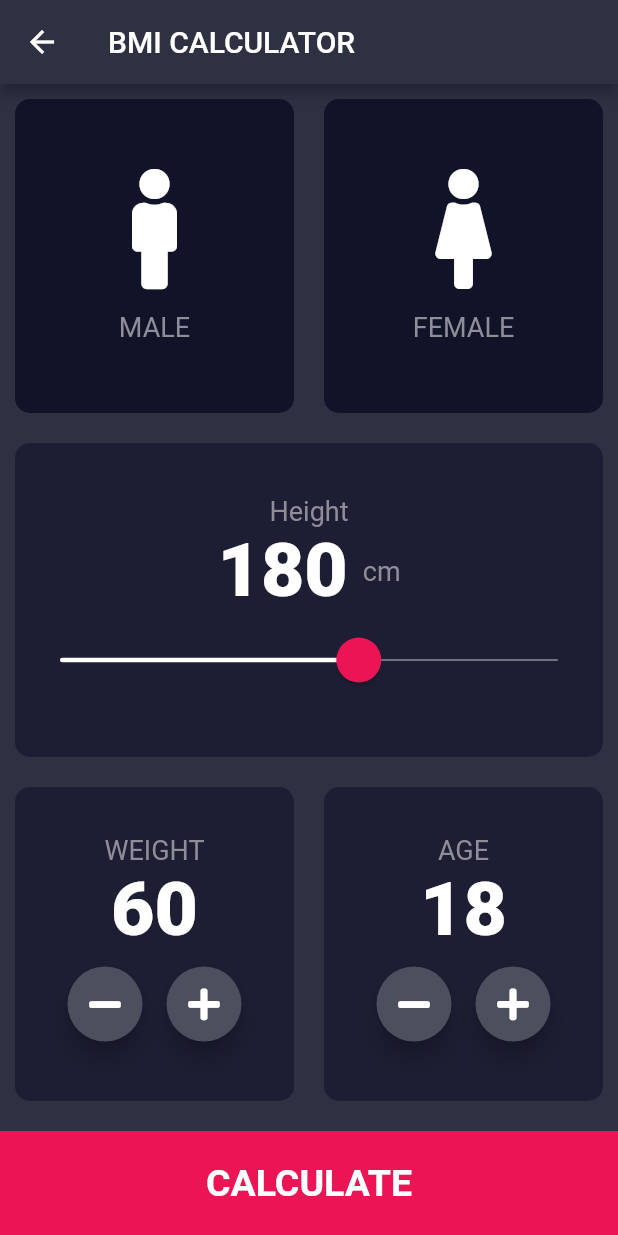
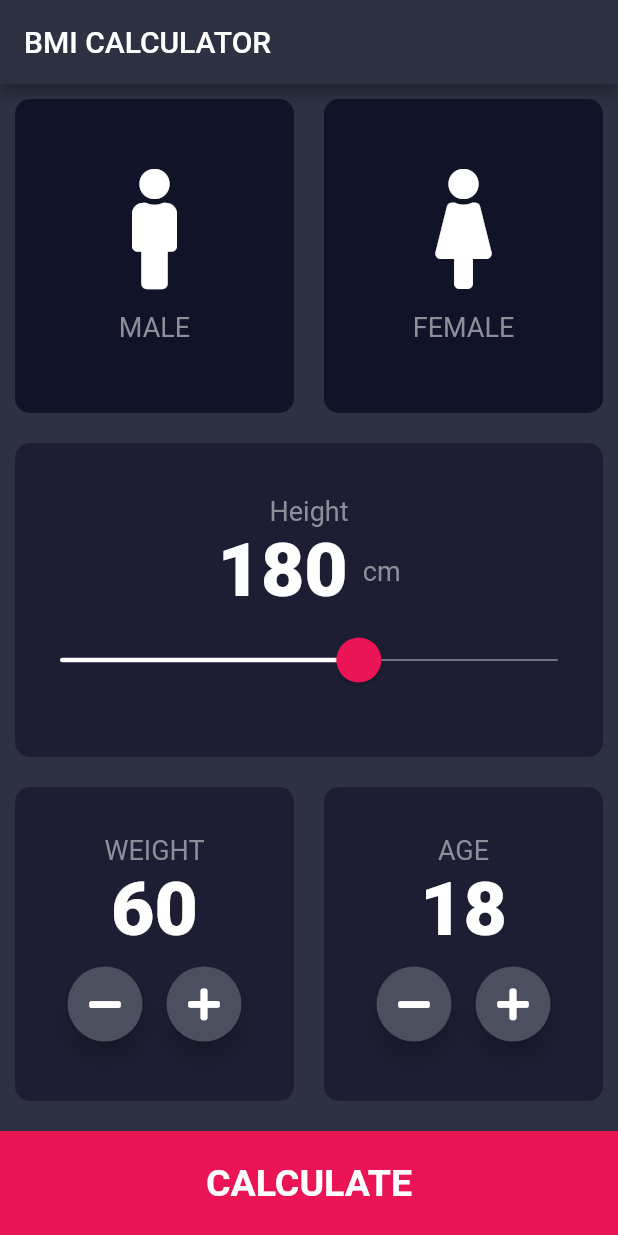
Before and after one commit to atul-tiwari/BMI_Calculator, a Flutter app: the InputPage screen opened directly, on a phone screen of 412 x 824 dp. Run offline on Flutter 3.47's test engine with Material 2 defaults, Android fonts, the phone set to English and light mode, and no system bars; our stand-ins replace font_awesome_flutter; statements that could not run were skipped.

Commit message:
Design Complete

```diff
--- a/lib/Constants.dart
+++ b/lib/Constants.dart
@@ -10,3 +10,7 @@ const Color kinActiveCardColor = Color(0xFF111328);
 
 const knumberTextStyle = TextStyle(fontSize: 50.0, fontWeight: FontWeight.w900);
 const klabelTextStyle =  TextStyle(fontSize: 18.0,color: kfontcolor,);
+const kTitletestStyle = TextStyle(fontSize: 50, fontWeight: FontWeight.bold);
+const kDiscriptionStyle = TextStyle(color: Color(0xFF24D876),fontSize: 20,fontWeight: FontWeight.bold);
+const kBMIresultstyle = TextStyle(color: Colors.white, fontSize:  100, fontWeight: FontWeight.bold,);
+const kresulttextStyle = TextStyle(color: Colors.white,fontSize: 25,);
--- a/lib/Inputpage.dart
+++ b/lib/Inputpage.dart
@@ -146,19 +146,9 @@ class _InputPageState extends State<InputPage> {
                   ),),
                 ],),
             ),
-            GestureDetector(
-              onTap: (){
-                Navigator.push(context, MaterialPageRoute(builder: (context) => ResultPage() ,), );
-              },
-              child: Container(
-                alignment: Alignment.center,
-                color: kacentcolor,
-                margin: EdgeInsets.only(top:10),
-                width: double.infinity,
-                height: kbuttomBarHeight,
-                child: Text('CALCULATE' , style: TextStyle(fontSize: 25 , fontWeight: FontWeight.w600)),
-              ),
-            ),
+            ResButton(text: 'CALCULATE',onTap: (){
+              Navigator.push(context, MaterialPageRoute(builder: (context) => ResultPage() ,), );
+            },),
           ],),
     );
   }
--- a/lib/ResusanleCards.dart
+++ b/lib/ResusanleCards.dart
@@ -49,3 +49,26 @@ class CustomRoundButton extends StatelessWidget {
     );
   }
 }
+class ResButton extends StatelessWidget {
+
+  final String text;
+  final Function onTap;
+  const ResButton({
+    Key key,@required this.text,@required this.onTap,
+  }) : super(key: key);
+
+  @override
+  Widget build(BuildContext context) {
+    return GestureDetector(
+      onTap: onTap,
+      child: Container(
+        alignment: Alignment.center,
+        color: kacentcolor,
+        margin: EdgeInsets.only(top:10),
+        width: double.infinity,
+        height: kbuttomBarHeight,
+        child: Text(text , style: TextStyle(fontSize: 25 , fontWeight: FontWeight.w600)),
+      ),
+    );
+  }
+}
--- a/lib/main.dart
+++ b/lib/main.dart
@@ -16,7 +16,7 @@ class BMICalculator extends StatelessWidget {
           body1: TextStyle(color: Colors.white),
         )
     ),
-      home: ResultPage(),
+      home: InputPage(),
     );
   }
 }
```
Also changed, not shown: lib/ResultPage.dart (+25 -2 lines), lib/Brain.dart (added).
